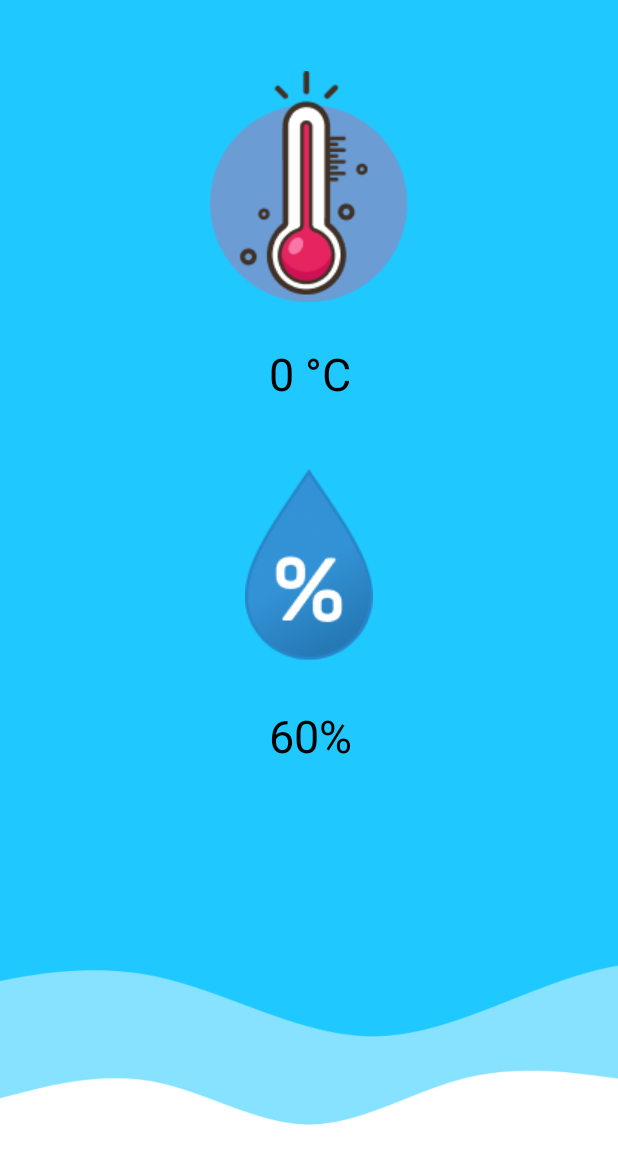
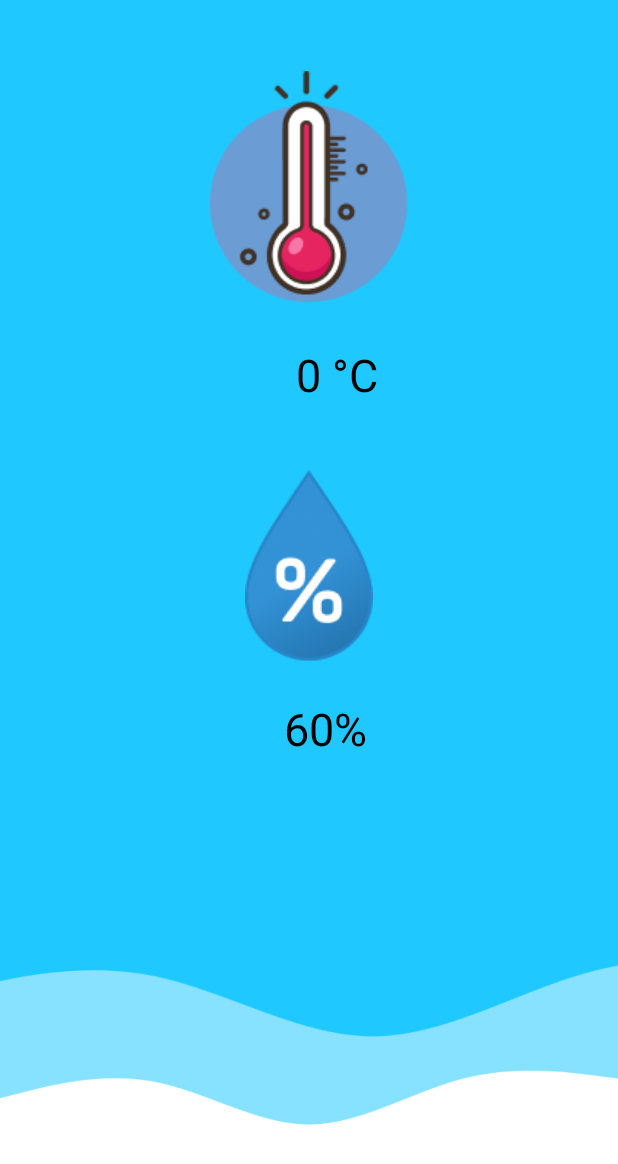
Before and after one commit to debojitdas598/IOT_AES, an Android app: the layout activity_main.xml on its own in the app's theme, with its tools: preview values and no code run, on a phone screen of 412 x 824 dp. Shown: the top 1164 px of the screen. Run offline under Robolectric (Android 15) with nearby library versions, the phone set to English and light mode, and no system bars.

Commit message:
All done

```diff
--- a/app/src/main/AndroidManifest.xml
+++ b/app/src/main/AndroidManifest.xml
@@ -1,6 +1,7 @@
 <?xml version="1.0" encoding="utf-8"?>
 <manifest xmlns:android="http://schemas.android.com/apk/res/android"
     xmlns:tools="http://schemas.android.com/tools">
+    <uses-permission android:name="android.permission.INTERNET"/>
 
     <application
         android:allowBackup="true"
--- a/app/src/main/res/layout/activity_main.xml
+++ b/app/src/main/res/layout/activity_main.xml
@@ -22,8 +22,8 @@
         android:id="@+id/tempval"
         android:layout_width="wrap_content"
         android:layout_height="wrap_content"
-        android:layout_marginTop="27dp"
-        android:layout_marginEnd="38dp"
+        android:layout_marginTop="28dp"
+        android:layout_marginEnd="20dp"
         android:text="0 °C"
         android:textColor="@color/black"
         android:textSize="30dp"
@@ -44,8 +44,8 @@
         android:id="@+id/humidval"
         android:layout_width="wrap_content"
         android:layout_height="wrap_content"
-        android:layout_marginTop="29dp"
-        android:layout_marginEnd="14dp"
+        android:layout_marginTop="24dp"
+        android:layout_marginEnd="4dp"
         android:text="60%"
         android:textColor="@color/black"
         android:textSize="30dp"
--- a/build.gradle.kts
+++ b/build.gradle.kts
@@ -1,3 +1,8 @@
+buildscript {
+    dependencies {
+        classpath("com.google.gms:google-services:4.4.0")
+    }
+}
 // Top-level build file where you can add configuration options common to all sub-projects/modules.
 plugins {
     id("com.android.application") version "8.1.4" apply false
```
Also changed, not shown: app/build.gradle.kts (+11 -0 lines), app/src/main/java/com/example/iot_aes/MainActivity.kt (+48 -1 lines), 1 other file.
